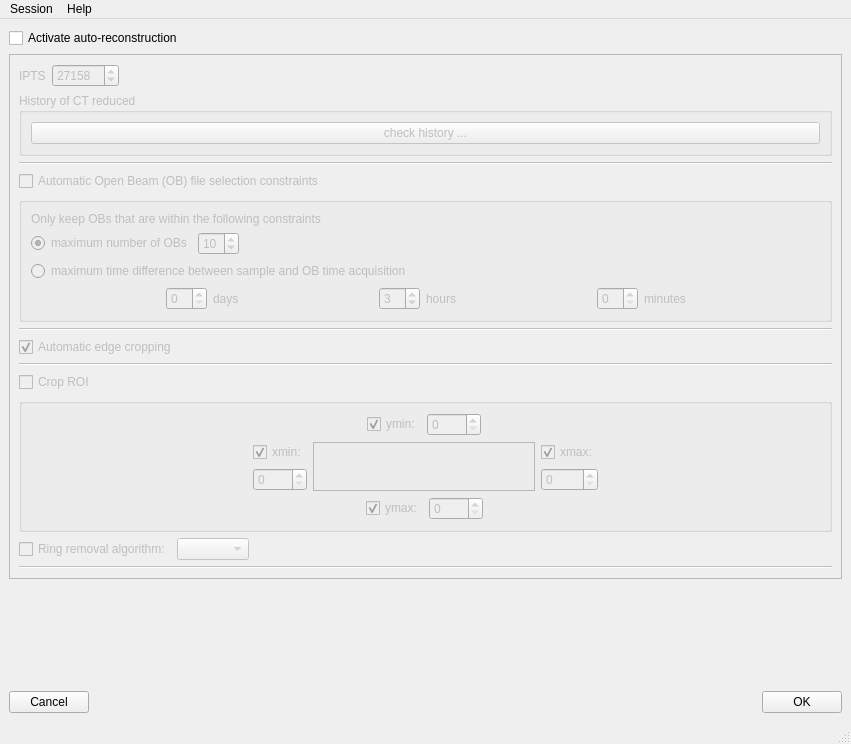
ornlneutronimaging/rockit_autoreconstruction_ui, file rockit_autoreconstruction_ui/ui/mainWindow.ui: the form before one commit.
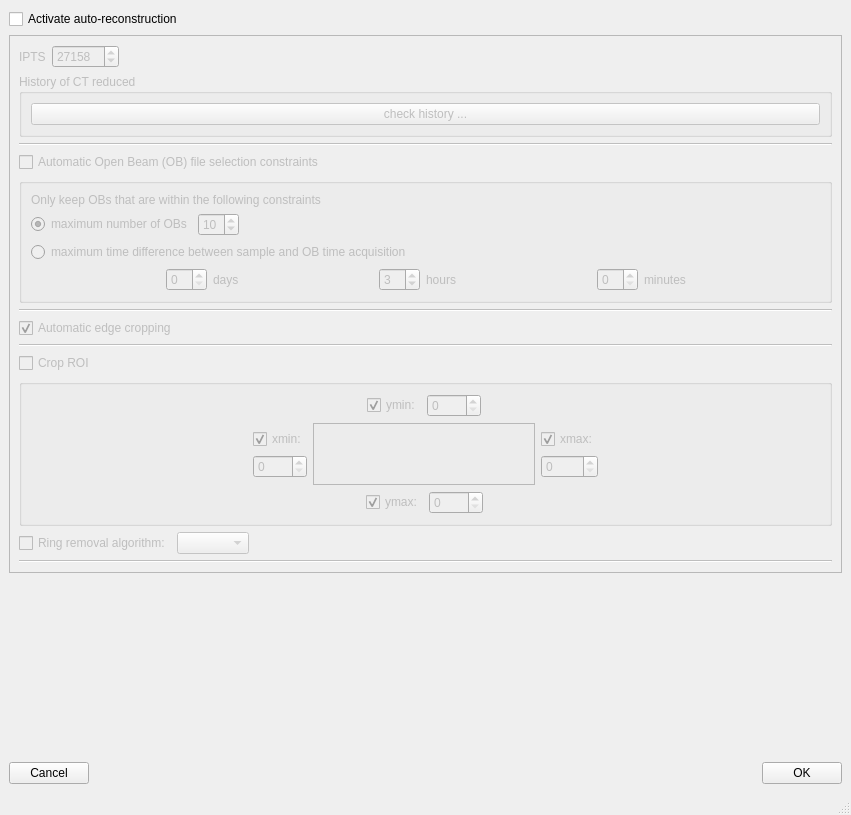
The form after the commit.

Commit message: removed useless menu widgets. this refs #13

The edit to the form file:
```diff
--- a/rockit_autoreconstruction_ui/ui/mainWindow.ui
+++ b/rockit_autoreconstruction_ui/ui/mainWindow.ui
@@ -7,7 +7,7 @@
     <x>0</x>
     <y>0</y>
     <width>851</width>
-    <height>744</height>
+    <height>815</height>
    </rect>
   </property>
   <property name="windowTitle">
@@ -642,24 +642,9 @@
      <x>0</x>
      <y>0</y>
      <width>851</width>
-     <height>24</height>
+     <height>37</height>
     </rect>
    </property>
-   <widget class="QMenu" name="menuSession">
-    <property name="title">
-     <string>Session</string>
-    </property>
-    <addaction name="actionLoad"/>
-    <addaction name="actionSave"/>
-   </widget>
-   <widget class="QMenu" name="menuHelp">
-    <property name="title">
-     <string>Help</string>
-    </property>
-    <addaction name="actionLog"/>
-   </widget>
-   <addaction name="menuSession"/>
-   <addaction name="menuHelp"/>
   </widget>
   <widget class="QStatusBar" name="statusbar"/>
   <action name="actionLoad">
```
The commit also changes 1 other file.
